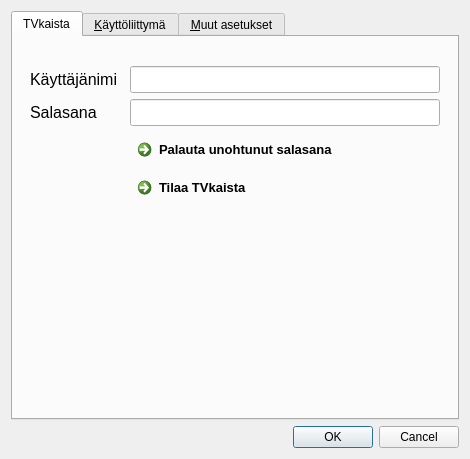
thelineva/tvkaistagui, file settingsdialog.ui: the form before one commit.
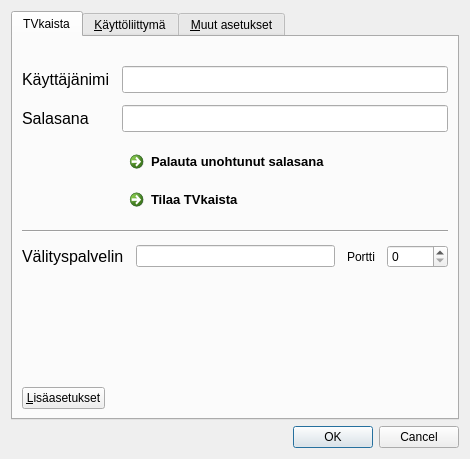
The form after the commit.

What changed in the file:
```diff
--- a/settingsdialog.ui
+++ b/settingsdialog.ui
@@ -24,6 +24,9 @@
        <string>TVkaista</string>
       </attribute>
       <layout class="QVBoxLayout" name="verticalLayout_5">
+       <property name="spacing">
+        <number>12</number>
+       </property>
        <item>
         <spacer name="verticalSpacer_3">
          <property name="orientation">
@@ -42,12 +45,6 @@
        </item>
        <item>
         <layout class="QGridLayout" name="gridLayout_3">
-         <property name="leftMargin">
-          <number>8</number>
-         </property>
-         <property name="rightMargin">
-          <number>8</number>
-         </property>
          <property name="horizontalSpacing">
           <number>12</number>
          </property>
@@ -129,6 +126,53 @@
          </item>
         </layout>
        </item>
+       <item>
+        <widget class="Line" name="advancedSettingsLine">
+         <property name="orientation">
+          <enum>Qt::Horizontal</enum>
+         </property>
+        </widget>
+       </item>
+       <item>
+        <layout class="QGridLayout" name="gridLayout_4">
+         <property name="horizontalSpacing">
+          <number>12</number>
+         </property>
+         <item row="0" column="0">
+          <widget class="QLabel" name="proxyLabel">
+           <property name="font">
+            <font>
+             <pointsize>12</pointsize>
+            </font>
+           </property>
+           <property name="text">
+            <string>Välityspalvelin</string>
+           </property>
+          </widget>
+         </item>
+         <item row="0" column="1">
+          <layout class="QHBoxLayout" name="horizontalLayout_3">
+           <item>
+            <widget class="QLineEdit" name="proxyHostLineEdit"/>
+           </item>
+           <item>
+            <widget class="QLabel" name="proxyPortLabel">
+             <property name="text">
+              <string>Portti</string>
+             </property>
+            </widget>
+           </item>
+           <item>
+            <widget class="QSpinBox" name="proxyPortSpinBox">
+             <property name="maximum">
+              <number>65535</number>
+             </property>
+            </widget>
+           </item>
+          </layout>
+         </item>
+        </layout>
+       </item>
        <item>
         <spacer name="verticalSpacer_4">
          <property name="orientation">
@@ -137,11 +181,38 @@
          <property name="sizeHint" stdset="0">
           <size>
            <width>20</width>
-           <height>147</height>
+           <height>108</height>
           </size>
          </property>
         </spacer>
        </item>
+       <item>
+        <layout class="QHBoxLayout" name="horizontalLayout_4">
+         <item>
+          <widget class="QPushButton" name="advancedPushButton">
+           <property name="text">
+            <string>&amp;Lisäasetukset</string>
+           </property>
+           <property name="checkable">
+            <bool>true</bool>
+           </property>
+          </widget>
+         </item>
+         <item>
+          <spacer name="horizontalSpacer_2">
+           <property name="orientation">
+            <enum>Qt::Horizontal</enum>
+           </property>
+           <property name="sizeHint" stdset="0">
+            <size>
+             <width>40</width>
+             <height>20</height>
+            </size>
+           </property>
+          </spacer>
+         </item>
+        </layout>
+       </item>
       </layout>
      </widget>
      <widget class="QWidget" name="uiTab">
```
Left out of the diff: 16 changed lines with no effect on the pictures.
